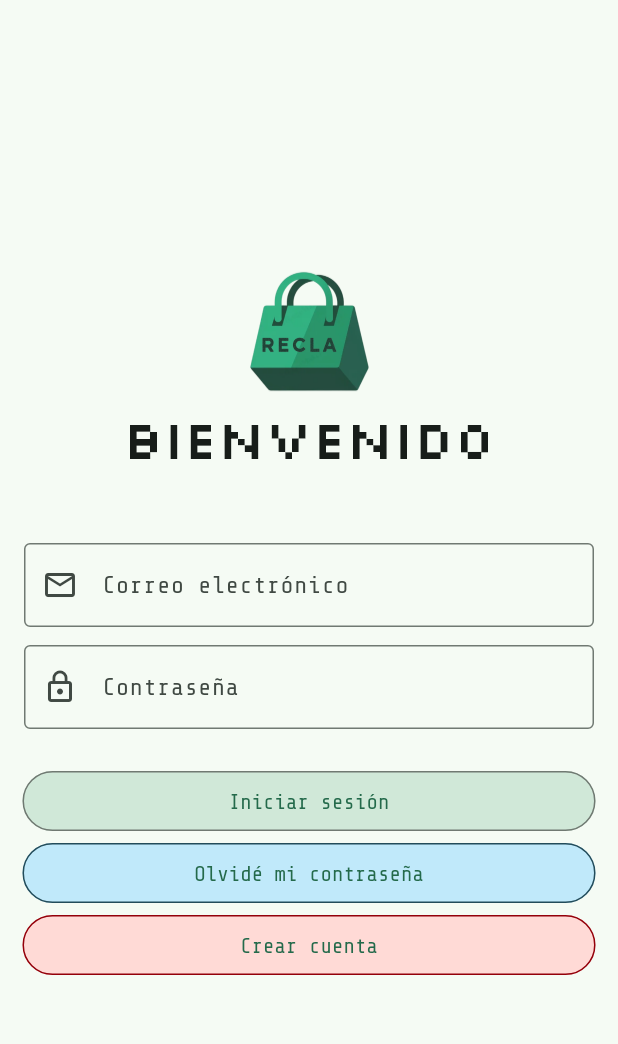
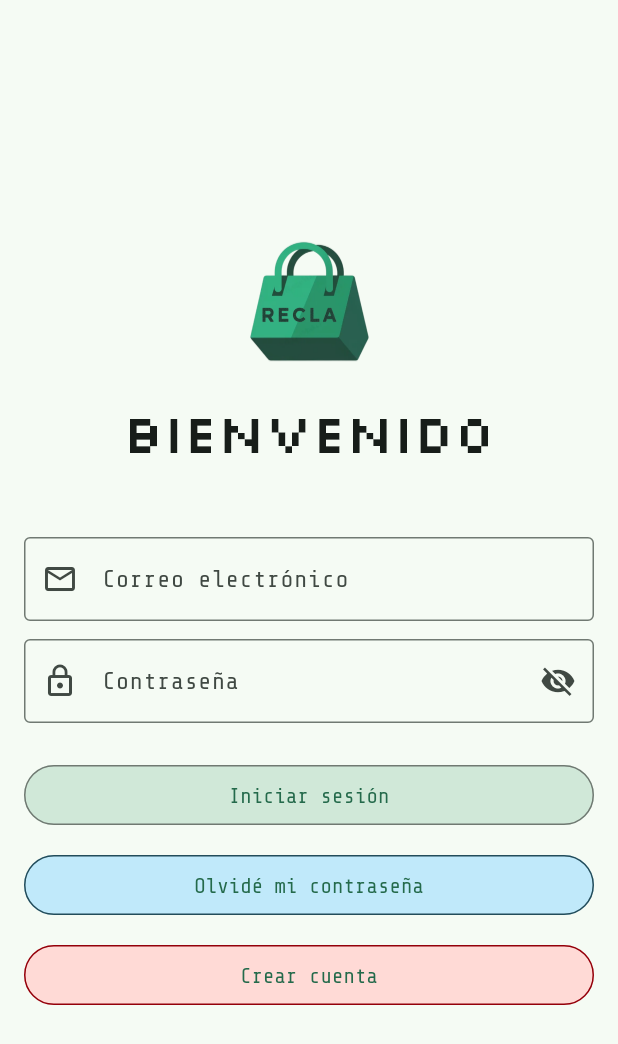
Before and after one commit to caroSeminario23/RECLA_frontend, a Flutter app: the screen it shows after launch, on a phone screen of 412 x 824 dp. Shown: the top 1044 px of the screen. Run offline on Flutter 3.47's test engine with Material 3 defaults, Android fonts, the phone set to English and light mode, and no system bars.

Commit message:
Login con data fake y lógica de negocio

```diff
--- /dev/null
+++ b/lib/src/platform/data/fake/usuario_fake.dart
@@ -0,0 +1,4 @@
+final Map<String, String> fakeUsers = {
+  'usuario@recla.com': '123456',
+  'admin@recla.com': 'adminpass',
+};
--- a/lib/src/platform/presentation/screens/login.dart
+++ b/lib/src/platform/presentation/screens/login.dart
@@ -1,96 +1,149 @@
 import 'package:flutter/material.dart';
 import 'package:recla/src/platform/presentation/screens/perfil_eco.dart';
+import '../../data/fake/usuario_fake.dart';
 
-class Login extends StatelessWidget {
+class Login extends StatefulWidget {
   const Login({super.key});
+
+  @override
+  State<Login> createState() => _LoginState();
+}
+
+class _LoginState extends State<Login> {
+  final _formKey = GlobalKey<FormState>();
+  final TextEditingController _emailController = TextEditingController();
+  final TextEditingController _passwordController = TextEditingController();
+  bool _obscurePassword = true;
 
   @override
   Widget build(BuildContext context) {
     return Scaffold(
       body: Center(
+        child: SingleChildScrollView(
+          // para evitar overflow en pantallas pequeñas
+          child: Padding(
+            padding: const EdgeInsets.symmetric(horizontal: 16.0),
+            child: Form(
+              key: _formKey,
               child: Column(
                 mainAxisAlignment: MainAxisAlignment.center,
-          crossAxisAlignment: CrossAxisAlignment.center,
                 children: [
-            //Logo superior
+                  // Logo superior
                   Image.asset(
                     'assets/images/logos/recla_logo1.png',
                     width: 100,
                     height: 100,
                   ),
+                  const SizedBox(height: 16),
 
-            //Texto de bienvenida
-            Text('BIENVENIDO', style: Theme.of(context).textTheme.displaySmall),
-            SizedBox(height: 48), //Espacio entre el logo y el texto
-            //Ingreso de email
-            Align(
-              alignment: Alignment.center,
-              child: Container(
-                //width: MediaQuery.of(context).size.width - 30,
-                padding: const EdgeInsets.symmetric(horizontal: 16),
-                child: TextField(
-                  decoration: InputDecoration(
+                  // Texto de bienvenida
+                  Text(
+                    'BIENVENIDO',
+                    style: Theme.of(context).textTheme.displaySmall,
+                  ),
+                  const SizedBox(height: 48),
+
+                  // Ingreso de email
+                  TextFormField(
+                    controller: _emailController,
+                    keyboardType: TextInputType.emailAddress,
+                    decoration: const InputDecoration(
                       labelText: 'Correo electrónico',
                       border: OutlineInputBorder(),
                       prefixIcon: Icon(Icons.email_outlined),
                     ),
+                    validator: (value) {
+                      if (value == null || value.isEmpty) {
+                        return 'Ingresa tu correo';
+                      }
+                      final regex = RegExp(r'^[\w-\.]+@([\w-]+\.)+[\w-]{2,4}$');
+                      if (!regex.hasMatch(value)) {
+                        return 'Correo no válido';
+                      }
+                      return null;
+                    },
+                  ),
+                  const SizedBox(height: 12),
+
+                  // Ingreso de contraseña con ojito
+                  TextFormField(
+                    controller: _passwordController,
+                    obscureText: _obscurePassword,
+                    decoration: InputDecoration(
+                      labelText: 'Contraseña',
+                      border: const OutlineInputBorder(),
+                      prefixIcon: const Icon(Icons.lock_outline),
+                      suffixIcon: IconButton(
+                        icon: Icon(
+                          _obscurePassword
+                              ? Icons.visibility_off
+                              : Icons.visibility,
+                        ),
+                        onPressed: () {
+                          setState(() {
+                            _obscurePassword = !_obscurePassword;
+                          });
+                        },
                       ),
                     ),
+                    validator: (value) {
+                      if (value == null || value.isEmpty) {
+                        return 'Ingresa tu contraseña';
+                      }
+                      if (value.length < 6) {
+                        return 'Debe tener al menos 6 caracteres';
+                      }
+                      return null;
+                    },
                   ),
-            SizedBox(height: 12),
+                  const SizedBox(height: 24),
 
-            //Ingreso de contraseña
-            Align(
-              alignment: Alignment.center,
-              child: Container(
-                padding: const EdgeInsets.symmetric(horizontal: 16),
-                //width: MediaQuery.of(context).size.width - 30,
-                child: TextField(
-                  obscureText: true,
-                  decoration: InputDecoration(
-                    labelText: 'Contraseña',
-                    border: OutlineInputBorder(),
-                    prefixIcon: Icon(Icons.lock_outline),
-                  ),
-                ),
-              ),
-            ),
-            SizedBox(height: 24),
-
-            //Botón de inicio de sesión
+                  // Botón de iniciar sesión
                   SizedBox(
-              width: MediaQuery.of(context).size.width - 30,
-              //width: double.infinity,
+                    width: double.infinity,
                     child: ElevatedButton(
                       onPressed: () {
-                  Navigator.of(
-                    context,
-                  ).push(MaterialPageRoute(builder: (_) => PerfilEcoPagina()));
+                        if (_formKey.currentState!.validate()) {
+                          final email = _emailController.text.trim();
+                          final password = _passwordController.text;
+
+                          if (fakeUsers[email] == password) {
+                            // Si las credenciales son válidas, redirigir
+                            Navigator.of(context).push(
+                              MaterialPageRoute(
+                                builder: (_) => const PerfilEcoPagina(),
+                              ),
+                            );
+                          } else {
+                            // Mostrar error si no coinciden
+                            ScaffoldMessenger.of(context).showSnackBar(
+                              const SnackBar(
+                                content: Text(
+                                  'Correo o contraseña incorrectos',
+                                ),
+                                backgroundColor: Colors.redAccent,
+                              ),
+                            );
+                          }
+                        }
                       },
                       style: ElevatedButton.styleFrom(
                         backgroundColor:
-                      Theme.of(context)
-                          .colorScheme
-                          .secondaryContainer, // Cambia el color del botón
+                            Theme.of(context).colorScheme.secondaryContainer,
                         side: BorderSide(
                           color: Theme.of(context).colorScheme.outline,
                           width: 1.0,
                         ),
-                  elevation: 0, // Elimina la sombra del botón
+                        elevation: 0,
                       ),
-                child: Text(
-                  'Iniciar sesión'.toLowerCase().replaceFirst(
-                    'i',
-                    'I',
-                  ), // Capitaliza la primera letra
+                      child: const Text('Iniciar sesión'),
                     ),
                   ),
-            ),
+                  const SizedBox(height: 12),
 
-            //Botón de olvidé mi contraseña
+                  // Botón de olvidé mi contraseña
                   SizedBox(
-              width: MediaQuery.of(context).size.width - 30,
-              //width: double.infinity,
+                    width: double.infinity,
                     child: ElevatedButton(
                       onPressed: () {
                         ScaffoldMessenger.of(context).showSnackBar(
@@ -100,26 +153,25 @@ class Login extends StatelessWidget {
                         );
                       },
                       style: ElevatedButton.styleFrom(
-                  backgroundColor: Theme.of(context).colorScheme.tertiaryContainer, // Cambia el color del botón
+                        backgroundColor:
+                            Theme.of(context).colorScheme.tertiaryContainer,
                         side: BorderSide(
-                    color: Theme.of(context).colorScheme.onTertiaryFixedVariant,
+                          color:
+                              Theme.of(
+                                context,
+                              ).colorScheme.onTertiaryFixedVariant,
                           width: 1.0,
                         ),
-                  elevation: 0, // Elimina la sombra del botón
+                        elevation: 0,
                       ),
-                child: Text(
-                  'Olvidé mi contraseña'.toLowerCase().replaceFirst(
-                    'o',
-                    'O',
-                  ), // Capitaliza la primera letra
+                      child: const Text('Olvidé mi contraseña'),
                     ),
                   ),
-            ),
+                  const SizedBox(height: 12),
 
-            //Botón de crear cuenta
+                  // Botón de crear cuenta
                   SizedBox(
-              width: MediaQuery.of(context).size.width - 30,
-              //width: double.infinity,
+                    width: double.infinity,
                     child: ElevatedButton(
                       onPressed: () {
                         ScaffoldMessenger.of(context).showSnackBar(
@@ -129,24 +181,23 @@ class Login extends StatelessWidget {
                         );
                       },
                       style: ElevatedButton.styleFrom(
-                  backgroundColor: Theme.of(context).colorScheme.errorContainer, // Cambia el color del botón
+                        backgroundColor:
+                            Theme.of(context).colorScheme.errorContainer,
                         side: BorderSide(
                           color: Theme.of(context).colorScheme.onErrorContainer,
                           width: 1.0,
                         ),
-                  elevation: 0, // Elimina la sombra del botón
+                        elevation: 0,
                       ),
-                child: Text(
-                  'Crear cuenta'.toLowerCase().replaceFirst(
-                    'c',
-                    'C',
-                  ), // Capitaliza la primera letra
-                ),
+                      child: const Text('Crear cuenta'),
                     ),
                   ),
                 ],
               ),
             ),
+          ),
+        ),
+      ),
     );
   }
 }
```
Lines whose indentation alone changed are shown as unchanged.
